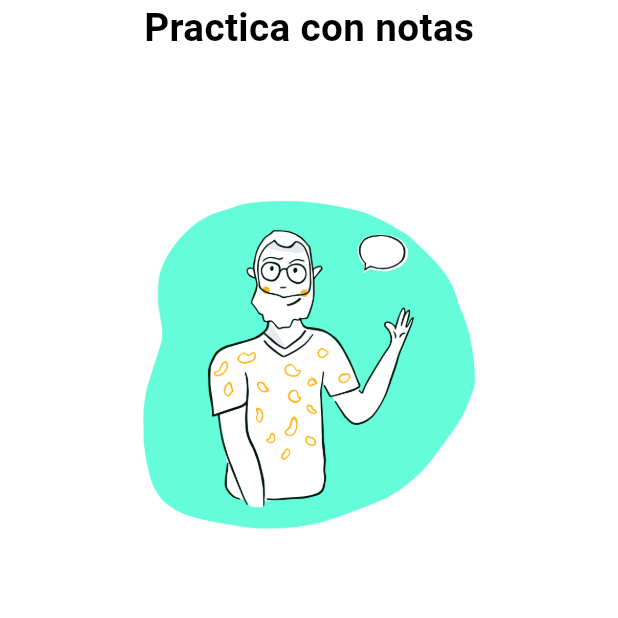
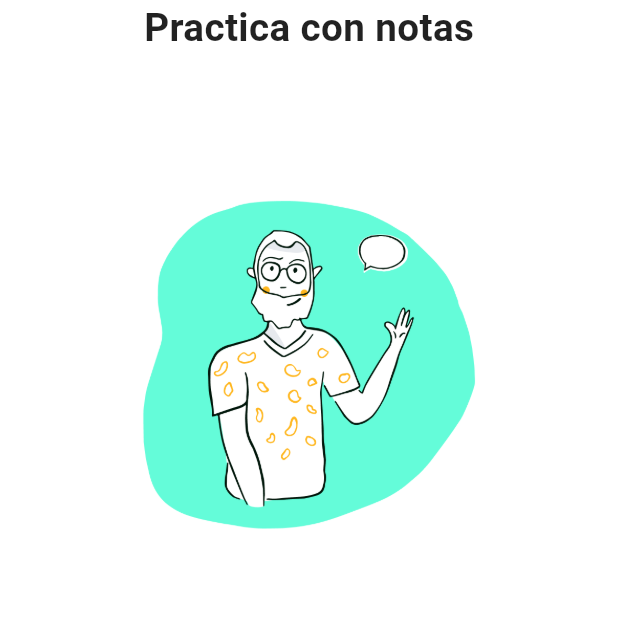
Before and after one commit to FerxhoDev/cardsapp, a Flutter app: the screen it shows after launch, on a phone screen of 412 x 824 dp, the top half of it. Run offline on Flutter 3.47's test engine with Material 3 defaults, Android fonts, the phone set to English and light mode, and no system bars; our stand-ins replace cloud_firestore, firebase_auth, firebase_core, flutter_screenutil, go_router, shared_preferences and 1 more; missing offline and left inert: slimy_card_plus; accounts and stored records are empty; Roboto replaces fonts that are missing (postalCode).

Commit message:
Theme bugs fix

```diff
--- a/lib/config/theme/light_theme.dart
+++ b/lib/config/theme/light_theme.dart
@@ -4,28 +4,47 @@ import 'package:flutter/material.dart';
 const Color _turquoiseLight = Color(0xFFA0D8D3);
 const Color _orangeLight = Color(0xFFFF9656);
 const Color _pers = Color(0xFF0BB5A4);
+const Color _blackColor = Colors.black;
+const Color _bodyTextColor = Colors.black87; // Puedes ajustar la opacidad
+
 
 ThemeData lightTheme = ThemeData.from(
   colorScheme: const ColorScheme.light(
     primary: _pers,
-    secondary: _turquoiseLight
+    secondary: _turquoiseLight,
+    onPrimary: _blackColor,  // Color de texto sobre el primary
+    onSecondary: _blackColor, // Color de texto sobre el secondary// Color de texto sobre el fondo
+    onSurface: _blackColor,   // Color de texto sobre elementos de la interfaz
   ),
   textTheme: const TextTheme(
     titleLarge: TextStyle(
       fontWeight: FontWeight.bold,
+      color: _blackColor,  // Color para título grande
     ),
     titleMedium: TextStyle(
       fontWeight: FontWeight.bold,
+      color: _blackColor,  // Color para título mediano
     ),
     titleSmall: TextStyle(
       decoration: TextDecoration.underline,
       fontWeight: FontWeight.bold,
-      color: _turquoiseLight,
+      color: _turquoiseLight,  // Mantén este color si lo prefieres para títulos pequeños
+    ),
+    bodyLarge: TextStyle(
+      color: _bodyTextColor,  // Color para texto del cuerpo
+    ),
+    bodyMedium: TextStyle(
+      color: _bodyTextColor,  // Color para texto del cuerpo
     ),
   ),
 ).copyWith(
   appBarTheme: const AppBarTheme(
     centerTitle: true,
+    titleTextStyle: TextStyle(
+      color: _blackColor, // Asegurar que el título del AppBar sea negro
+      fontSize: 20,
+      fontWeight: FontWeight.bold,
+    ),
   ),
   iconTheme: const IconThemeData(
     color: _orangeLight,
--- a/lib/main.dart
+++ b/lib/main.dart
@@ -27,8 +27,6 @@ class MyApp extends StatelessWidget {
         return MaterialApp.router(
           debugShowCheckedModeBanner: false,
           theme: lightTheme,
-          darkTheme: darkTheme,
-          themeMode: ThemeMode.system,
           routerConfig: appRouter(introShown),
           title: 'Cards App',
         );
```
